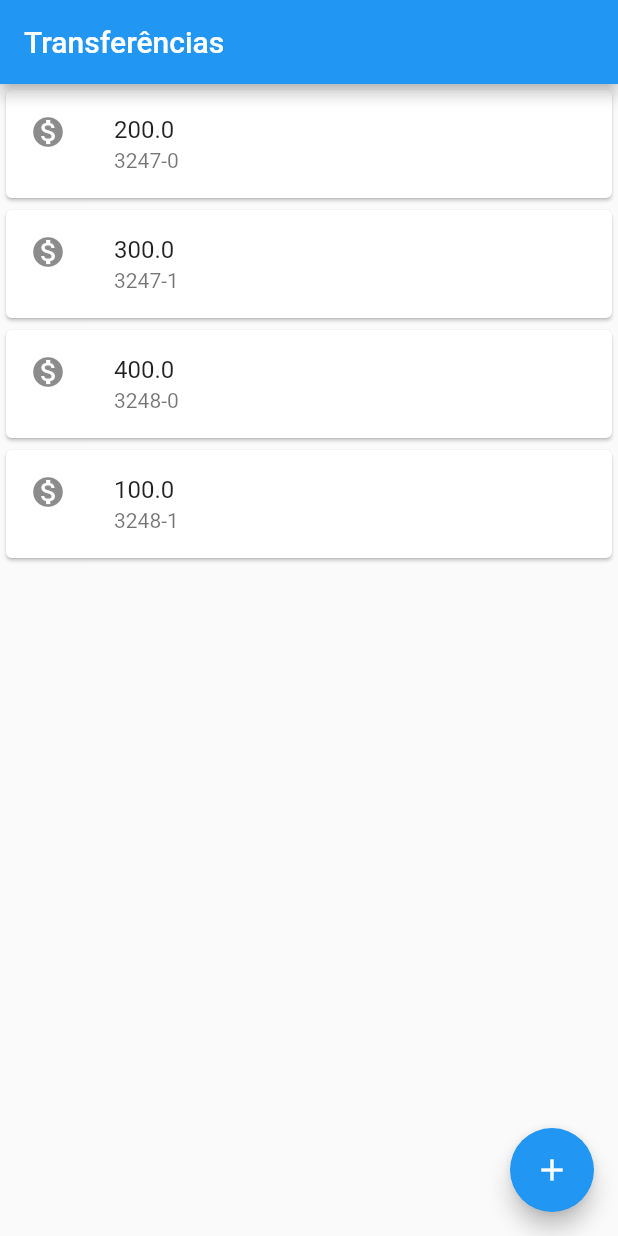
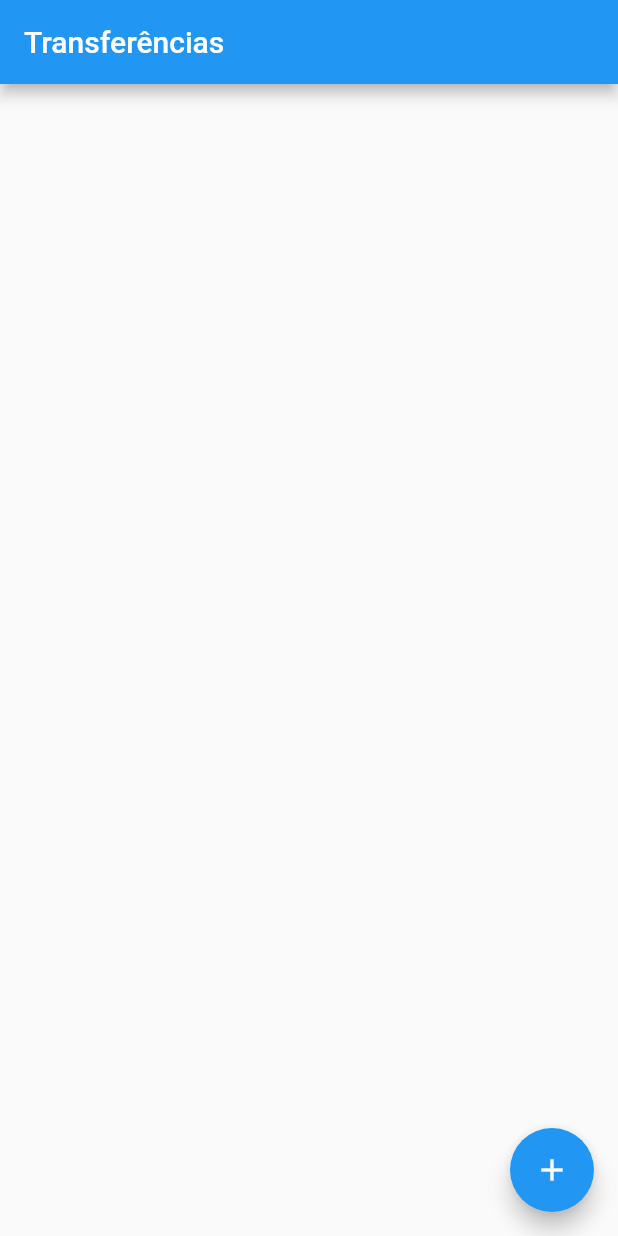
Before and after one commit to brunocheles/Alura, a Flutter app: the screen it shows after launch, on a phone screen of 412 x 824 dp. Run offline on Flutter 3.47's test engine with Material 2 defaults, Android fonts, the phone set to English and light mode, and no system bars; missing offline and left inert: dart:ffi.

Commit message:
90% do app concluído

```diff
--- a/Projeto_ByteBank/lib/main.dart
+++ b/Projeto_ByteBank/lib/main.dart
@@ -18,7 +18,15 @@ class BytebankApp extends StatelessWidget {
   }
 }
 
-class FormularioTransferencia extends StatelessWidget {
+class FormularioTransferencia extends StatefulWidget {
+  @override
+  State<StatefulWidget> createState() {
+    // TODO: implement createState
+    return FormularioTransferenciaState();
+  }
+}
+
+class FormularioTransferenciaState extends State<FormularioTransferencia> {
   final TextEditingController _controladorCampoNumeroConta =
       TextEditingController();
   final TextEditingController _controladorCampoValor = TextEditingController();
@@ -29,7 +37,8 @@ class FormularioTransferencia extends StatelessWidget {
       appBar: AppBar(
         title: Text('Criando Transferência'),
       ),
-      body: Column(
+      body: SingleChildScrollView(
+        child: Column(
           children: <Widget>[
             Editor(
                 controlador: _controladorCampoNumeroConta,
@@ -45,6 +54,7 @@ class FormularioTransferencia extends StatelessWidget {
               child: Text('Confirmar'),
             ),
           ],
+        ),
       ),
     );
   }
@@ -86,7 +96,17 @@ class Editor extends StatelessWidget {
   }
 }
 
-class ListaTransferencias extends StatelessWidget {
+class ListaTransferencias extends StatefulWidget {
+  final List<Transferencia?> _transferencias = [];
+
+  @override
+  State<StatefulWidget> createState() {
+    // TODO: implement createState
+    return ListaTransferenciasState();
+  }
+}
+
+class ListaTransferenciasState extends State<ListaTransferencias> {
   @override
   Widget build(BuildContext context) {
     // TODO: implement build
@@ -94,14 +114,11 @@ class ListaTransferencias extends StatelessWidget {
       appBar: AppBar(
         title: Text('Transferências'),
       ),
-      body: Column(
-        children: <Widget>[
-          ItemTransferencia(Transferencia(200.0, '3247-0')),
-          ItemTransferencia(Transferencia(300.0, '3247-1')),
-          ItemTransferencia(Transferencia(400.0, '3248-0')),
-          ItemTransferencia(Transferencia(100.0, '3248-1')),
-        ],
-      ),
+      body: ListView.builder(
+          itemCount: widget._transferencias.length,
+          itemBuilder: (context, indice) {
+            return ItemTransferencia(widget._transferencias[indice]!);
+          }),
       floatingActionButton: FloatingActionButton(
         child: Icon(Icons.add),
         onPressed: () {
@@ -110,8 +127,16 @@ class ListaTransferencias extends StatelessWidget {
             return FormularioTransferencia();
           }));
           future.then((transferenciaRecebida) {
+            Future.delayed(Duration(seconds: 1), () {
               debugPrint('Chegou no Then do Future');
               debugPrint('$transferenciaRecebida');
+              if (transferenciaRecebida != null) {
+                setState(() {
+                  debugPrint('Deu certo a transferência!');
+                  widget._transferencias.add(transferenciaRecebida);
+                });
+              }
+            });
           });
         },
       ),
```
Lines whose indentation alone changed are shown as unchanged.
